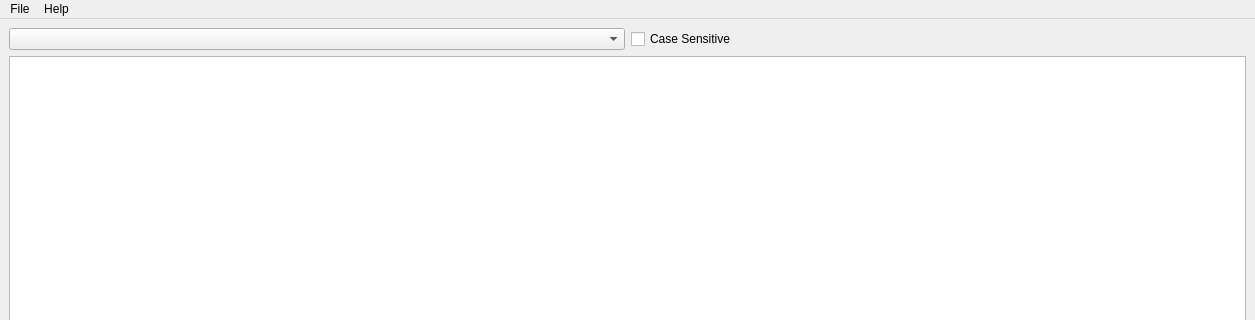
This is main_ui.ui in linuslau/autoallegro as Qt 5 draws it before an edit; both pictures show x 0 to 1255 and y 0 to 320 of the 1255 by 708 pixel window. The edited form follows.
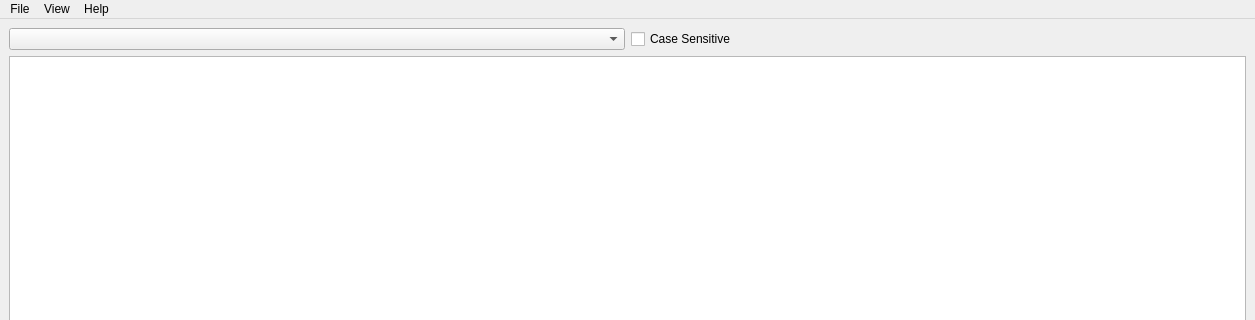
This is the edited form.

Commit message: Open tool log menu added

Diff of the .ui file:
```diff
--- a/main_ui.ui
+++ b/main_ui.ui
@@ -78,7 +78,14 @@
     <addaction name="separator"/>
     <addaction name="actionConfigure"/>
    </widget>
+   <widget class="QMenu" name="menuView">
+    <property name="title">
+     <string>View</string>
+    </property>
+    <addaction name="actionTool_Log"/>
+   </widget>
    <addaction name="menuFile"/>
+   <addaction name="menuView"/>
    <addaction name="menuHelp"/>
   </widget>
   <widget class="QStatusBar" name="statusbar"/>
```
Left out of the diff: 5 changed lines with no effect on the pictures. The commit also changes 3 other files.
